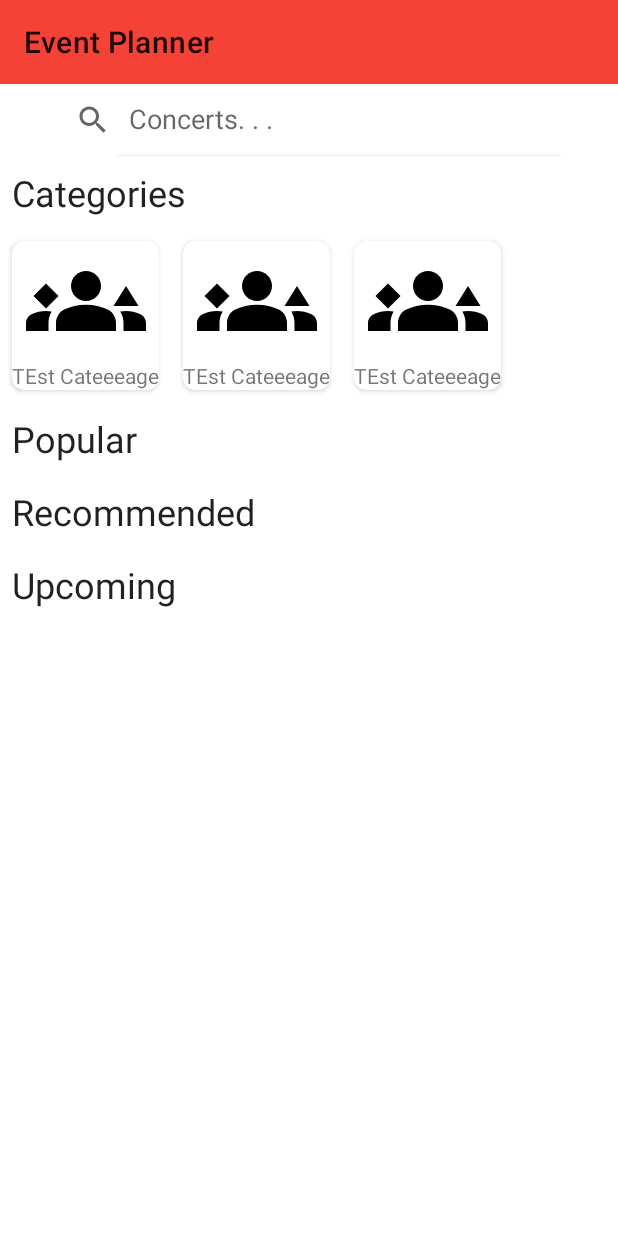
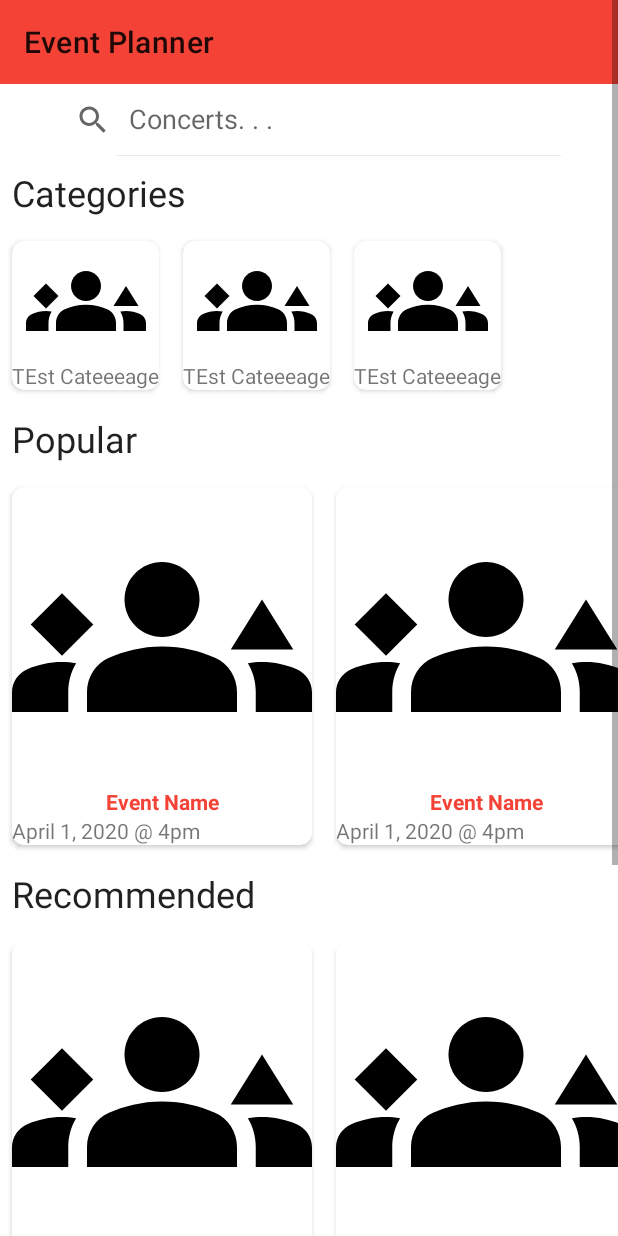
Before and after one commit to CarsonDDD/HCIActivityPlanner, an Android app: the layout activity_main.xml on its own in the app's theme, with its tools: preview values and no code run, on a phone screen of 412 x 824 dp. Run offline under Robolectric (Android 15) with nearby library versions, the phone set to English and light mode, and no system bars.

Commit message:
Create event cards

```diff
--- a/app/src/main/res/layout/activity_main.xml
+++ b/app/src/main/res/layout/activity_main.xml
@@ -69,6 +69,7 @@
             android:layout_width="match_parent"
             android:layout_height="wrap_content"
             android:orientation="horizontal"
+            tools:listitem="@layout/item_event"
             app:layoutManager="androidx.recyclerview.widget.LinearLayoutManager"
             app:layout_constraintTop_toBottomOf="@id/tv_popular_events" />
 
@@ -85,6 +86,7 @@
             android:layout_width="match_parent"
             android:layout_height="wrap_content"
             android:orientation="horizontal"
+            tools:listitem="@layout/item_event"
             app:layoutManager="androidx.recyclerview.widget.LinearLayoutManager"
             app:layout_constraintTop_toBottomOf="@id/tv_recommended_events" />
 
@@ -96,12 +98,12 @@
             android:padding="8dp"
             android:text="@string/upcoming_events"
             android:textAppearance="@style/TextAppearance.AppCompat.Headline" />
-
         <androidx.recyclerview.widget.RecyclerView
             android:id="@+id/rv_upcoming_events"
             android:layout_width="match_parent"
             android:layout_height="wrap_content"
             android:orientation="horizontal"
+            tools:listitem="@layout/item_event"
             app:layoutManager="androidx.recyclerview.widget.LinearLayoutManager"
             app:layout_constraintTop_toBottomOf="@id/tv_upcoming_events" />
 
--- /dev/null
+++ b/app/src/main/res/layout/item_event.xml
@@ -0,0 +1,58 @@
+<?xml version="1.0" encoding="utf-8"?>
+<!--Single element used for categories-->
+<!-- All other events will share its own layout file-->
+<androidx.cardview.widget.CardView xmlns:android="http://schemas.android.com/apk/res/android"
+    xmlns:app="http://schemas.android.com/apk/res-auto"
+    xmlns:tools="http://schemas.android.com/tools"
+    android:id="@+id/cv_event"
+    android:layout_width="wrap_content"
+    android:layout_height="wrap_content"
+    android:layout_margin="8dp"
+    android:clickable="true"
+    android:focusable="true"
+    android:foreground="?android:attr/selectableItemBackground"
+    app:cardCornerRadius="8dp"
+    app:cardElevation="2dp">
+    <androidx.constraintlayout.widget.ConstraintLayout
+        android:layout_width="wrap_content"
+        android:layout_height="wrap_content"
+        android:orientation="vertical">
+
+        <ImageView
+            android:id="@+id/iv_event_category"
+            android:layout_width="200dp"
+            android:layout_height="200dp"
+            android:scaleType="centerCrop"
+            android:src="@drawable/ic_events"
+            app:layout_constraintEnd_toEndOf="parent"
+            app:layout_constraintStart_toStartOf="parent"
+            app:layout_constraintTop_toTopOf="parent" />
+
+
+        <TextView
+            android:id="@+id/tv_event_category"
+            android:layout_width="wrap_content"
+            android:layout_height="wrap_content"
+            android:text="Event Name"
+            android:textStyle="bold"
+            android:textColor="@color/primary"
+            android:textAlignment="center"
+            app:layout_constraintEnd_toEndOf="parent"
+            app:layout_constraintStart_toStartOf="parent"
+            app:layout_constraintTop_toBottomOf="@id/iv_event_category" />
+
+        <TextView
+            android:id="@+id/tv_event_date"
+            android:layout_width="match_parent"
+            android:layout_height="match_parent"
+            android:text="April 1, 2020 @ 4pm"
+            app:layout_constraintBottom_toBottomOf="parent"
+            app:layout_constraintStart_toStartOf="parent"
+            app:layout_constraintTop_toBottomOf="@id/tv_event_category" />
+
+
+
+    </androidx.constraintlayout.widget.ConstraintLayout>
+
+
+</androidx.cardview.widget.CardView>
```
